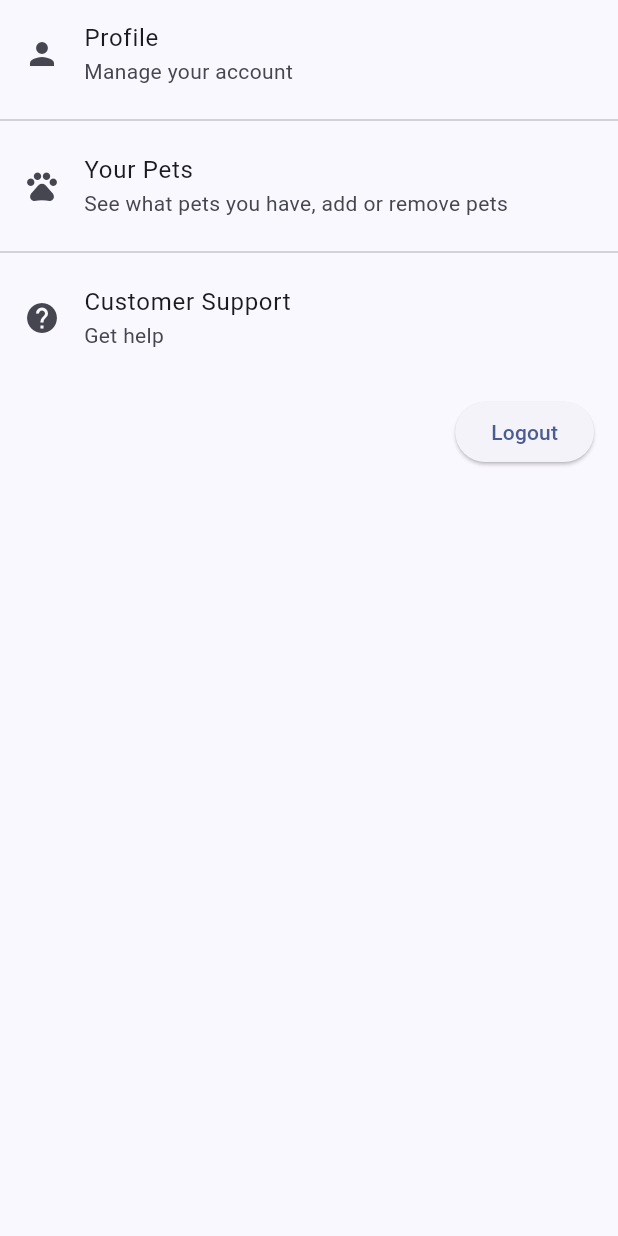
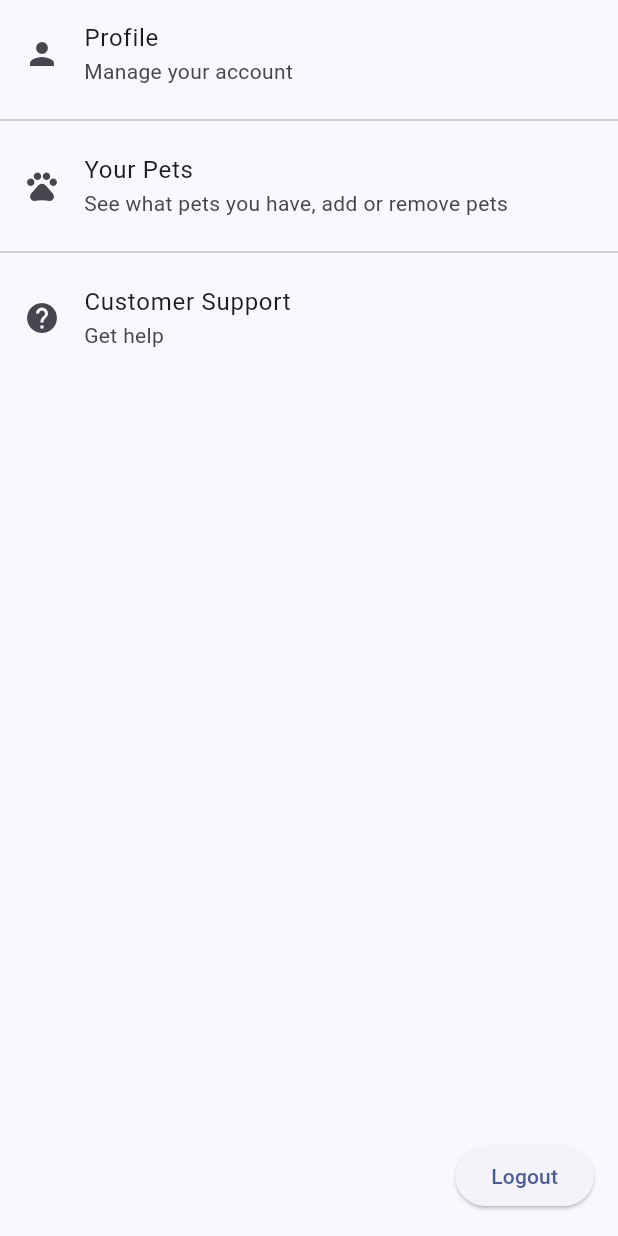
Before and after one commit to dinastyk/playpaws, a Flutter app: the SettingsPage screen opened directly, on a phone screen of 412 x 824 dp. Run offline on Flutter 3.47's test engine with Material 3 defaults, Android fonts, the phone set to English and light mode, and no system bars; our stand-ins replace cloud_firestore, faker, firebase_auth, firebase_core, flutter_card_swiper, google_fonts and 2 more; accounts and stored records are empty.

Commit message:
location fix

```diff
--- a/flutterDemo/lib/screens/settings_page.dart
+++ b/flutterDemo/lib/screens/settings_page.dart
@@ -13,7 +13,11 @@ class SettingsPage extends StatelessWidget
   {
     return Scaffold
     (
-      body: ListView
+      body: Stack
+      (
+        children:
+        [
+          ListView
           (
             children:
             [
@@ -51,7 +55,8 @@ class SettingsPage extends StatelessWidget
                 subtitle: const Text("Get help"),
                 onTap: () {},
               ),
-
+            ],
+          ),
           Align
           (
             alignment: Alignment.bottomRight,
@@ -72,10 +77,10 @@ class SettingsPage extends StatelessWidget
                   }
                 },
                 child: Text("Logout"),
-              )
               ),
-          )
-        ]
+            ),
+          ),
+        ],
       ),
     );
   }
```
Lines whose indentation alone changed are shown as unchanged.
